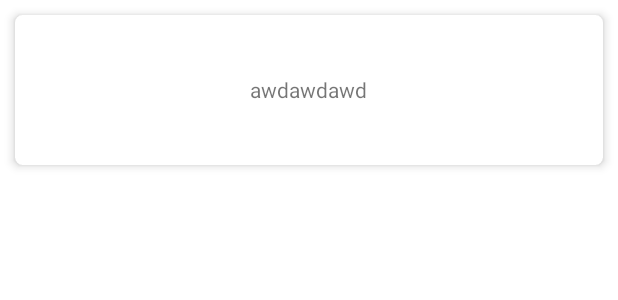
After one commit to inimitab1e/ShopCatalog, an Android app: the layout catalog_list_item.xml on its own in the app's theme, with its tools: preview values and no code run, on a phone screen of 412 x 824 dp. The commit adds this screen. Shown: the top 300 px of the screen. Run offline under Robolectric (Android 15) with nearby library versions, the phone set to English and light mode, and no system bars.

Commit message:
catalog recyclerview + imitation of catalogList network response impl'ed

```diff
--- a/app/build.gradle
+++ b/app/build.gradle
@@ -49,6 +49,8 @@ dependencies {
     implementation 'com.google.android.material:material:1.8.0'
     implementation 'androidx.constraintlayout:constraintlayout:2.1.4'
     implementation 'com.github.kirich1409:viewbindingpropertydelegate-noreflection:1.5.6'
+    implementation 'androidx.recyclerview:recyclerview:1.2.1'
+
 
     //Navigation
     implementation "androidx.navigation:navigation-dynamic-features-fragment:2.5.3"
--- /dev/null
+++ b/app/src/main/res/layout/catalog_list_item.xml
@@ -0,0 +1,17 @@
+<?xml version="1.0" encoding="utf-8"?>
+<androidx.cardview.widget.CardView xmlns:android="http://schemas.android.com/apk/res/android"
+    xmlns:app="http://schemas.android.com/apk/res-auto"
+    android:layout_width="match_parent"
+    android:layout_height="100dp"
+    android:layout_margin="10dp"
+    app:cardCornerRadius="5dp"
+    app:cardElevation="4dp">
+
+    <TextView
+        android:id="@+id/tvTest"
+        android:layout_width="wrap_content"
+        android:layout_height="wrap_content"
+        android:layout_gravity="center"
+        android:text="awdawdawd"/>
+
+</androidx.cardview.widget.CardView>
--- a/app/src/main/res/layout/fragment_catalog.xml
+++ b/app/src/main/res/layout/fragment_catalog.xml
@@ -5,8 +5,8 @@
     android:layout_height="match_parent"
     tools:context=".ui.catalog.CatalogFragment">
 
-    <!-- TODO: Update blank fragment layout -->
-    <TextView
+    <androidx.recyclerview.widget.RecyclerView
+        android:id="@+id/rwCtalogtList"
         android:layout_width="match_parent"
         android:layout_height="match_parent"
         android:text="@string/hello_blank_fragment" />
--- a/data/src/main/java/com/example/shopcatalog/data/Mappers.kt
+++ b/data/src/main/java/com/example/shopcatalog/data/Mappers.kt
@@ -1,9 +1,11 @@
 package com.example.shopcatalog.data
 
 import android.net.Uri
+import com.example.shopcatalog.data.model.CatalogItemsListDto
 import com.example.shopcatalog.data.model.authenticationDto.AuthResponseDto
 import com.example.shopcatalog.data.model.authenticationDto.ValidityResponseDto
 import com.example.shopcatalog.domain.local.entities.Users
+import com.example.shopcatalog.domain.model.CatalogItemsList
 import com.example.shopcatalog.domain.model.CurrentUserInfo
 import com.example.shopcatalog.domain.model.authentication.AuthResponse
 import com.example.shopcatalog.domain.model.authentication.ValidityResponse
@@ -24,3 +26,7 @@ fun Users.toCurrentUserInfo() : CurrentUserInfo = CurrentUserInfo(
     phoneNumber = phoneNumber ?: "Номер телефона не указан",
     profileImage = profileImage ?: Uri.EMPTY
 )
+
+fun CatalogItemsListDto.toCatalogItemList() : CatalogItemsList = CatalogItemsList(
+    catalogList = catalogList
+)
--- /dev/null
+++ b/domain/src/main/java/com/example/shopcatalog/domain/model/CatalogItemsList.kt
@@ -0,0 +1,5 @@
+package com.example.shopcatalog.domain.model
+
+data class CatalogItemsList(
+    val catalogList: List<String>
+)
```
Also changed, not shown: app/src/main/java/com/example/shopcatalog/di/DataModule.kt (+7 -0 lines), app/src/main/java/com/example/shopcatalog/ui/catalog/CatalogAdapter.kt (added, +32 -0 lines), app/src/main/java/com/example/shopcatalog/ui/catalog/CatalogFragment.kt (+27 -0 lines), app/src/main/java/com/example/shopcatalog/ui/catalog/CatalogViewModel.kt (added, +35 -0 lines), app/src/main/java/com/example/shopcatalog/ui/profile/ProfileFragment.kt (+6 -7 lines), data/src/main/assets/Catalog.json (added, +14 -0 lines), data/src/main/java/com/example/shopcatalog/data/model/CatalogItemsListDto.kt (added, +8 -0 lines), data/src/main/java/com/example/shopcatalog/data/repository/CatalogRepositoryImpl.kt (added, +26 -0 lines), domain/src/main/java/com/example/shopcatalog/domain/repository/CatalogRepository.kt (added, +7 -0 lines).
